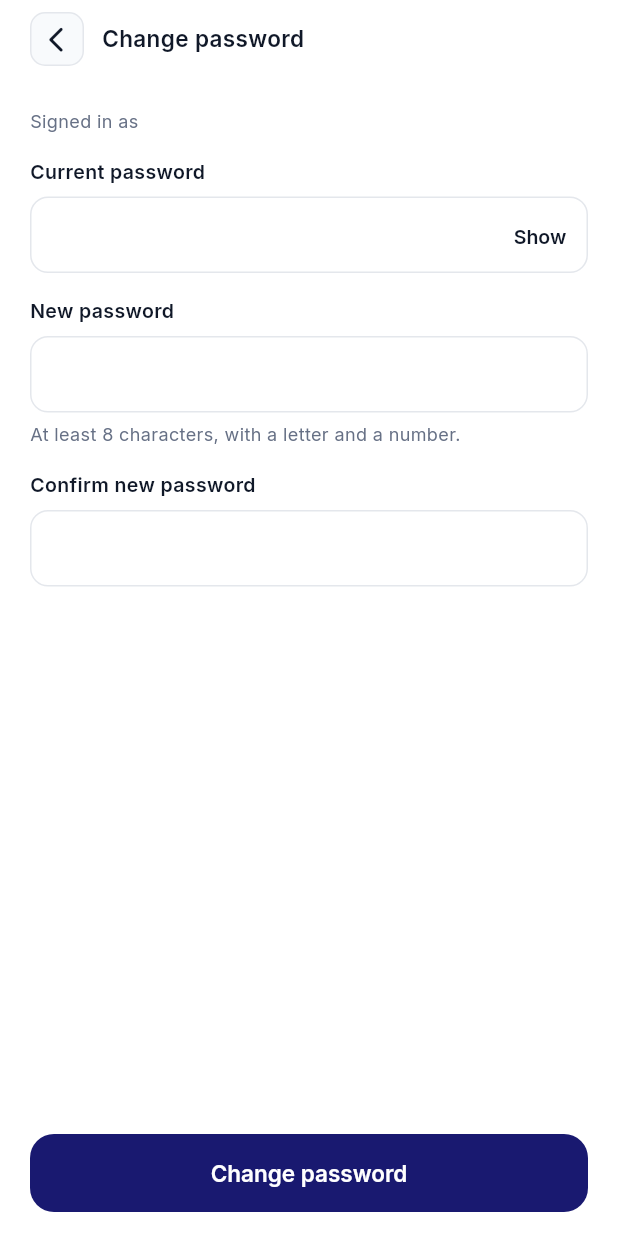
After one commit to kenny260/staki-mobile, a Flutter app: the S07ChangePasswordPage screen opened by its route, on a phone screen of 412 x 824 dp. The commit adds this screen. Run offline on Flutter 3.47's test engine with Material 3 defaults, Android fonts, the phone set to English and light mode, and no system bars; our stand-ins replace cloud_firestore, file_picker, firebase_auth, firebase_core, firebase_messaging, flutter_riverpod and 5 more; accounts and stored records are empty.

Commit message:
feat(settings): add change password for email accounts

```diff
--- a/frontend/lib/core/router/app_router.dart
+++ b/frontend/lib/core/router/app_router.dart
@@ -89,6 +89,7 @@ import 'package:staki_mobile/presentation/features/settings/pages/s03_privacy_pa
 import 'package:staki_mobile/presentation/features/settings/pages/s04_support_page.dart';
 import 'package:staki_mobile/presentation/features/settings/pages/s05_personal_info_page.dart';
 import 'package:staki_mobile/presentation/features/settings/pages/s06_change_pin_page.dart';
+import 'package:staki_mobile/presentation/features/settings/pages/s07_change_password_page.dart';
 
 final routerProvider = Provider<GoRouter>((ref) {
   ref.read(pushSyncProvider);
@@ -367,6 +368,10 @@ final routerProvider = Provider<GoRouter>((ref) {
       route(AppRoutes.support, () => const S04SupportPage()),
       route(AppRoutes.personalInfo, () => const S05PersonalInfoPage()),
       route(AppRoutes.changePin, () => const S06ChangePinPage()),
+      route(
+        AppRoutes.changePassword,
+        () => const S07ChangePasswordPage(),
+      ),
       route(AppRoutes.edgeCases, () => const EdgeCaseGalleryPage()),
     ],
     errorBuilder: (context, state) =>
--- a/frontend/lib/core/router/app_routes.dart
+++ b/frontend/lib/core/router/app_routes.dart
@@ -40,6 +40,7 @@ abstract final class AppRoutes {
   static const support = '/settings/support'; // S04_Support
   static const personalInfo = '/settings/personal'; // S05_PersonalInfo
   static const changePin = '/settings/pin'; // S06_ChangePIN
+  static const changePassword = '/settings/password'; // S07
 
   /// Developer gallery of all 34 edge-case states (E01-E34).
   static const edgeCases = '/dev/edge-cases';
--- a/frontend/lib/domain/repositories/auth_repository.dart
+++ b/frontend/lib/domain/repositories/auth_repository.dart
@@ -13,6 +13,9 @@ abstract class AuthRepository {
   Future<AppUser?> signInWithGoogle();
 
   Future<void> sendPasswordReset(String email);
+
+  /// For email accounts: checks [currentPassword], then sets [newPassword].
+  Future<void> changePassword(String currentPassword, String newPassword);
   Future<void> resendVerificationEmail();
   Future<bool> reloadAndCheckVerified();
   Future<void> signOut();
--- a/frontend/lib/presentation/features/auth/providers/auth_providers.dart
+++ b/frontend/lib/presentation/features/auth/providers/auth_providers.dart
@@ -10,6 +10,7 @@ import 'package:staki_mobile/data/repositories/firebase_user_repository.dart';
 import 'package:staki_mobile/domain/entities/app_user.dart';
 import 'package:staki_mobile/domain/repositories/auth_repository.dart';
 import 'package:staki_mobile/domain/repositories/user_repository.dart';
+import 'package:staki_mobile/domain/usecases/change_password.dart';
 import 'package:staki_mobile/domain/usecases/check_email_verified.dart';
 import 'package:staki_mobile/domain/usecases/ensure_user_document.dart';
 import 'package:staki_mobile/domain/usecases/get_user_account.dart';
@@ -61,6 +62,9 @@ final signOutProvider = Provider(
 final sendPasswordResetProvider = Provider(
   (ref) => SendPasswordReset(ref.watch(authRepositoryProvider)),
 );
+final changePasswordProvider = Provider(
+  (ref) => ChangePassword(ref.watch(authRepositoryProvider)),
+);
 final sendEmailVerificationProvider = Provider(
   (ref) => ResendVerificationEmail(ref.watch(authRepositoryProvider)),
 );
--- a/frontend/lib/presentation/features/settings/pages/s01_settings_page.dart
+++ b/frontend/lib/presentation/features/settings/pages/s01_settings_page.dart
@@ -137,6 +137,10 @@ class S01SettingsPage extends ConsumerWidget {
                         onTap: () => context.push(AppRoutes.changePin),
                       ),
                       SettingsRow(
+                        label: 'Change password',
+                        onTap: () => context.push(AppRoutes.changePassword),
+                      ),
+                      SettingsRow(
                         label: 'Biometrics',
                         value: biometrics ? 'On' : 'Off',
                         onTap: () => ref
--- /dev/null
+++ b/frontend/lib/presentation/features/settings/pages/s07_change_password_page.dart
@@ -0,0 +1,184 @@
+import 'package:flutter/material.dart';
+import 'package:flutter/services.dart';
+import 'package:flutter_riverpod/flutter_riverpod.dart';
+import 'package:staki_mobile/core/constants/spacing.dart';
+import 'package:staki_mobile/core/errors/auth_failure.dart';
+import 'package:staki_mobile/core/theme/app_colors.dart';
+import 'package:staki_mobile/core/theme/text_styles.dart';
+import 'package:staki_mobile/core/utils/validators.dart';
+import 'package:staki_mobile/presentation/features/auth/providers/auth_providers.dart';
+import 'package:staki_mobile/presentation/shared_widgets/shared_widgets.dart';
+
+/// S07_ChangePassword: current password, new password, confirm. Accounts
+/// that sign in with Google have no Staki password to change.
+class S07ChangePasswordPage extends ConsumerStatefulWidget {
+  const S07ChangePasswordPage({super.key});
+
+  @override
+  ConsumerState<S07ChangePasswordPage> createState() =>
+      _S07ChangePasswordPageState();
+}
+
+class _S07ChangePasswordPageState extends ConsumerState<S07ChangePasswordPage> {
+  String _current = '';
+  String _new = '';
+  String _confirm = '';
+  bool _submitted = false;
+  bool _show = false;
+  bool _saving = false;
+  String? _failure;
+
+  String? get _currentError =>
+      _submitted ? Validators.requiredPassword(_current) : null;
+
+  String? get _newError {
+    if (!_submitted) return null;
+    final rule = Validators.newPassword(_new);
+    if (rule != null) return rule;
+    if (_new == _current) return 'Choose a password you have not used here.';
+    return null;
+  }
+
+  String? get _confirmError =>
+      _submitted ? Validators.confirmPassword(_confirm, _new) : null;
+
+  Future<void> _save() async {
+    setState(() {
+      _submitted = true;
+      _failure = null;
+    });
+    if (_currentError != null || _newError != null || _confirmError != null) {
+      return;
+    }
+    setState(() => _saving = true);
+    final messenger = ScaffoldMessenger.of(context);
+    final navigator = Navigator.of(context);
+    try {
+      await ref.read(changePasswordProvider)(_current, _new);
+      // Lets the phone's password manager update the saved password.
+      TextInput.finishAutofillContext();
+      messenger.showSnackBar(
+        const SnackBar(content: Text('Your password was changed.')),
+      );
+      await navigator.maybePop();
+    } on AuthFailure catch (f) {
+      if (mounted) setState(() => _failure = f.message);
+    } on Object {
+      if (mounted) {
+        setState(() => _failure = 'Something went wrong. Please try again.');
+      }
+    } finally {
+      if (mounted) setState(() => _saving = false);
+    }
+  }
+
+  @override
+  Widget build(BuildContext context) {
+    final user = ref.watch(authStateProvider).valueOrNull;
+    final isGoogle = user?.isGoogle ?? false;
+
+    return Scaffold(
+      body: SafeArea(
+        child: Column(
+          children: [
+            ScreenHeader(
+              title: 'Change password',
+              onBack: () => Navigator.of(context).maybePop(),
+            ),
+            Expanded(
+              child: isGoogle ? const _GoogleAccount() : _form(user?.email),
+            ),
+            if (!isGoogle)
+              Padding(
+                padding: const EdgeInsets.fromLTRB(
+                  AppSpacing.screenPadding,
+                  AppSpacing.sm,
+                  AppSpacing.screenPadding,
+                  AppSpacing.md,
+                ),
+                child: AppButton(
+                  label: 'Change password',
+                  isLoading: _saving,
+                  onPressed: _saving ? null : _save,
+                ),
+              ),
+          ],
+        ),
+      ),
+    );
+  }
+
+  Widget _form(String? email) {
+    Widget toggle() => TextButton(
+          onPressed: () => setState(() => _show = !_show),
+          child: Text(_show ? 'Hide' : 'Show'),
+        );
+
+    return AutofillGroup(
+      child: ListView(
+        padding: const EdgeInsets.all(AppSpacing.screenPadding),
+        children: [
+          if (email != null) ...[
+            Text(
+              'Signed in as $email',
+              style: AppTextStyles.caption
+                  .copyWith(color: AppColors.textSecondary),
+            ),
+            const SizedBox(height: AppSpacing.md),
+          ],
+          if (_failure != null) ...[
+            Text(
+              _failure!,
+              style: AppTextStyles.caption.copyWith(color: AppColors.danger),
+            ),
+            const SizedBox(height: AppSpacing.md),
+          ],
+          AppTextField(
+            label: 'Current password',
+            obscureText: !_show,
+            autofillHints: const [AutofillHints.password],
+            textInputAction: TextInputAction.next,
+            errorText: _currentError,
+            suffix: toggle(),
+            onChanged: (v) => setState(() => _current = v),
+          ),
+          const SizedBox(height: AppSpacing.md),
+          AppTextField(
+            label: 'New password',
+            helper: 'At least 8 characters, with a letter and a number.',
+            obscureText: !_show,
+            autofillHints: const [AutofillHints.newPassword],
+            textInputAction: TextInputAction.next,
+            errorText: _newError,
+            onChanged: (v) => setState(() => _new = v),
+          ),
+          const SizedBox(height: AppSpacing.md),
+          AppTextField(
+            label: 'Confirm new password',
+            obscureText: !_show,
+            autofillHints: const [AutofillHints.newPassword],
+            textInputAction: TextInputAction.done,
+            errorText: _confirmError,
+            onChanged: (v) => setState(() => _confirm = v),
+          ),
+        ],
+      ),
+    );
+  }
+}
+
+class _GoogleAccount extends StatelessWidget {
+  const _GoogleAccount();
+
+  @override
+  Widget build(BuildContext context) {
+    return const Padding(
+      padding: EdgeInsets.all(AppSpacing.screenPadding),
+      child: Text(
+        'You sign in with Google, so there is no Staki password to change. '
+        'Manage your password in your Google account.',
+        style: AppTextStyles.subtitle,
+      ),
+    );
+  }
+}
```
Also changed, not shown: frontend/lib/data/datasources/firebase_auth_datasource.dart (+16 -0 lines), frontend/lib/data/repositories/auth_repository_impl.dart (+22 -0 lines), frontend/lib/domain/usecases/change_password.dart (added, +8 -0 lines), 1 other file.
